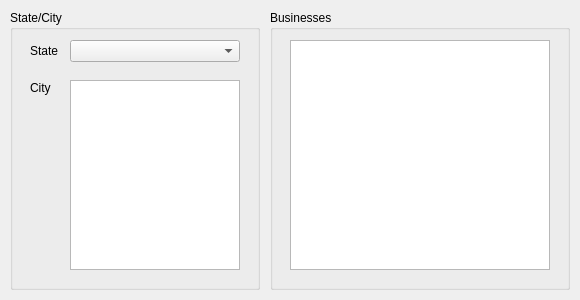
First picture: the form in milestone1.ui, repository CooperCortinas/CPTS-451, before the edit.
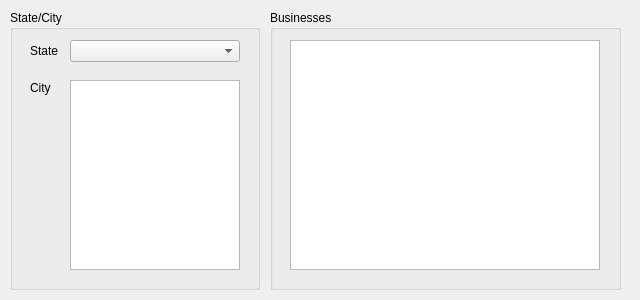
Second picture: the form after the edit.

Commit message: convert business QListWidget to QTableWidget

The edit to the form file:
```diff
--- a/milestone1.ui
+++ b/milestone1.ui
@@ -6,7 +6,7 @@
    <rect>
     <x>0</x>
     <y>0</y>
-    <width>580</width>
+    <width>640</width>
     <height>300</height>
    </rect>
   </property>
@@ -77,19 +77,19 @@
     <rect>
      <x>270</x>
      <y>10</y>
-     <width>300</width>
+     <width>351</width>
      <height>280</height>
     </rect>
    </property>
    <property name="title">
     <string>Businesses</string>
    </property>
-   <widget class="QListWidget" name="business_list">
+   <widget class="QTableWidget" name="business_table">
     <property name="geometry">
      <rect>
       <x>20</x>
       <y>30</y>
-      <width>260</width>
+      <width>310</width>
       <height>230</height>
      </rect>
     </property>
```
The commit also changes 1 other file.
